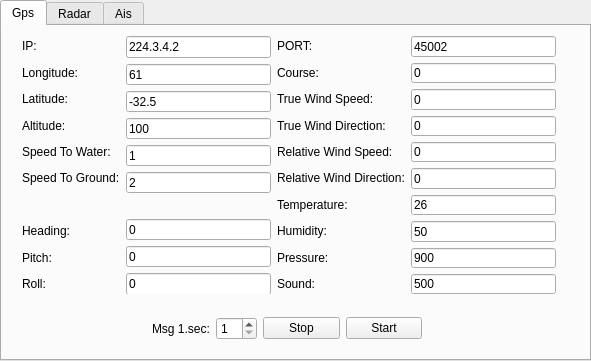
Before: the Qt Designer form src/mainWin.ui in zhoutk/udpTools, drawn with Qt 5.
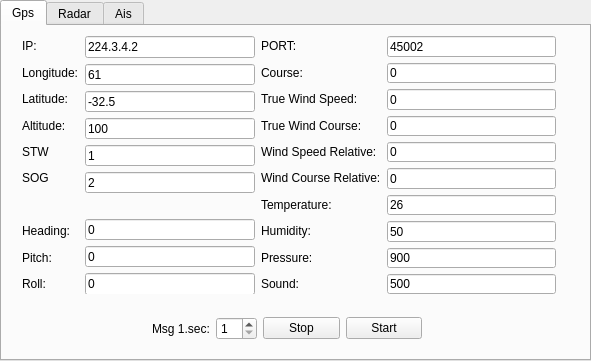
After: the same form once the commit is applied.

```diff
--- a/src/mainWin.ui
+++ b/src/mainWin.ui
@@ -84,14 +84,14 @@
         <item>
          <widget class="QLabel" name="label_31">
           <property name="text">
-           <string>Speed To Water:</string>
+           <string>STW</string>
           </property>
          </widget>
         </item>
         <item>
          <widget class="QLabel" name="label_5">
           <property name="text">
-           <string>Speed To Ground:</string>
+           <string>SOG</string>
           </property>
          </widget>
         </item>
@@ -225,21 +225,21 @@
         <item>
          <widget class="QLabel" name="label_32">
           <property name="text">
-           <string>True Wind Direction:</string>
+           <string>True Wind Course:</string>
           </property>
          </widget>
         </item>
         <item>
          <widget class="QLabel" name="label_34">
           <property name="text">
-           <string>Relative Wind Speed:</string>
+           <string>Wind Speed Relative:</string>
           </property>
          </widget>
         </item>
         <item>
          <widget class="QLabel" name="label_35">
           <property name="text">
-           <string>Relative Wind Direction:</string>
+           <string>Wind Course Relative:</string>
           </property>
          </widget>
         </item>
```
Left out of the diff: 10 changed lines with no effect on the pictures.
